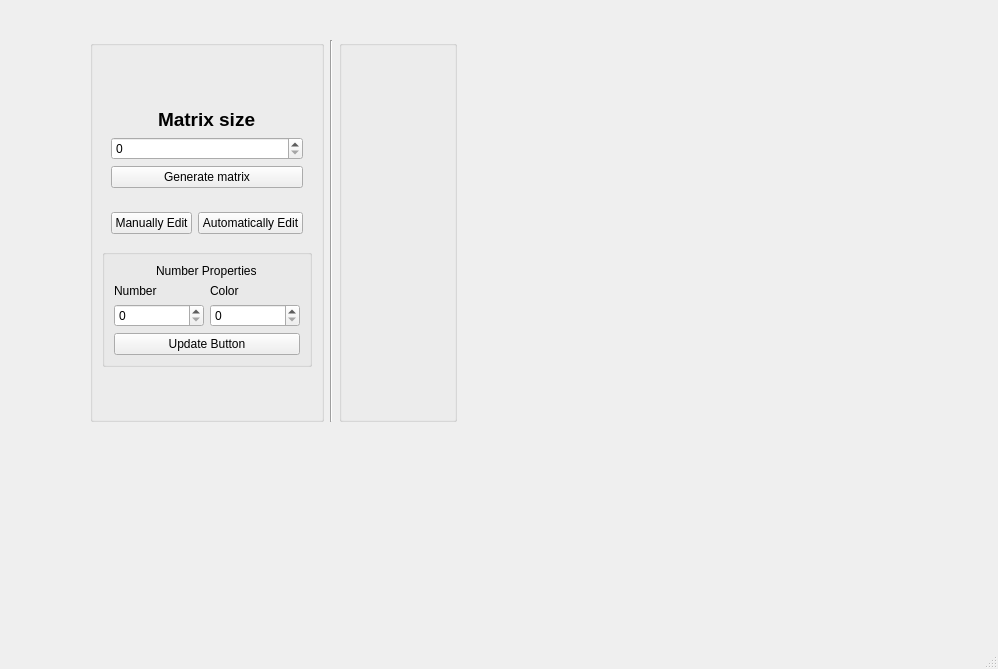
The window that numberLink.ui (dangkh/NumberLink_SAT) describes before a commit, drawn with Qt 5.
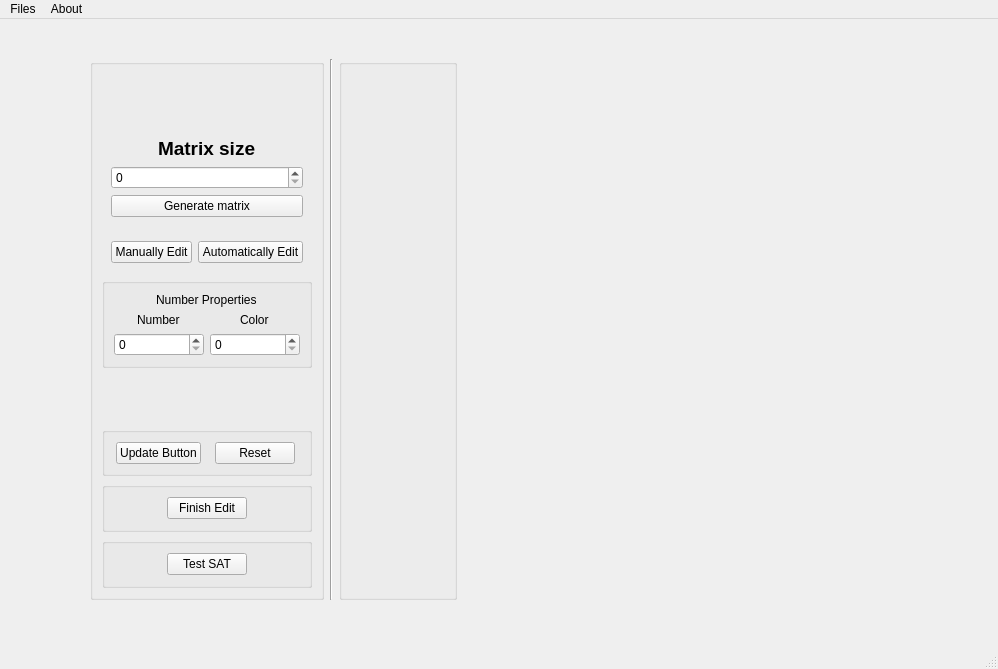
The same window after the commit.

What changed in the file:
```diff
--- a/numberLink.ui
+++ b/numberLink.ui
@@ -20,7 +20,7 @@
       <x>90</x>
       <y>40</y>
       <width>367</width>
-      <height>382</height>
+      <height>541</height>
      </rect>
     </property>
     <layout class="QHBoxLayout" name="horizontalLayout">
@@ -122,14 +122,14 @@
                <item row="1" column="0">
                 <widget class="QSpinBox" name="numberSpinBox"/>
                </item>
-               <item row="0" column="0">
+               <item row="0" column="0" alignment="Qt::AlignHCenter">
                 <widget class="QLabel" name="label_2">
                  <property name="text">
                   <string>Number</string>
                  </property>
                 </widget>
                </item>
-               <item row="0" column="1">
+               <item row="0" column="1" alignment="Qt::AlignHCenter">
                 <widget class="QLabel" name="label_3">
                  <property name="text">
                   <string>Color</string>
@@ -138,13 +138,6 @@
                </item>
               </layout>
              </item>
-             <item>
-              <widget class="QPushButton" name="updateBtn">
-               <property name="text">
-                <string>Update Button</string>
-               </property>
-              </widget>
-             </item>
             </layout>
            </item>
           </layout>
@@ -163,6 +156,82 @@
           </property>
          </spacer>
         </item>
+        <item>
+         <widget class="QGroupBox" name="updateGroup">
+          <layout class="QHBoxLayout" name="horizontalLayout_2">
+           <item alignment="Qt::AlignHCenter">
+            <widget class="QPushButton" name="updateBtn">
+             <property name="text">
+              <string>Update Button</string>
+             </property>
+            </widget>
+           </item>
+           <item alignment="Qt::AlignHCenter">
+            <widget class="QPushButton" name="resetBtn">
+             <property name="text">
+              <string>Reset</string>
+             </property>
+            </widget>
+           </item>
+          </layout>
+         </widget>
+        </item>
+        <item>
+         <widget class="QGroupBox" name="finishGroup">
+          <property name="minimumSize">
+           <size>
+            <width>0</width>
+            <height>50</height>
+           </size>
+          </property>
+          <property name="maximumSize">
+           <size>
+            <width>16777215</width>
+            <height>50</height>
+           </size>
+          </property>
+          <property name="title">
+           <string/>
+          </property>
+          <layout class="QVBoxLayout" name="verticalLayout_6">
+           <item alignment="Qt::AlignHCenter">
+            <widget class="QPushButton" name="finishEditBtn">
+             <property name="text">
+              <string>Finish Edit</string>
+             </property>
+            </widget>
+           </item>
+          </layout>
+         </widget>
+        </item>
+        <item>
+         <widget class="QGroupBox" name="testSatGroup">
+          <property name="minimumSize">
+           <size>
+            <width>0</width>
+            <height>50</height>
+           </size>
+          </property>
+          <property name="maximumSize">
+           <size>
+            <width>16777215</width>
+            <height>50</height>
+           </size>
+          </property>
+          <property name="title">
+           <string/>
+          </property>
+          <layout class="QVBoxLayout" name="verticalLayout_5">
+           <item alignment="Qt::AlignHCenter">
+            <widget class="QPushButton" name="SatBtn">
+             <property name="text">
+              <string>Test SAT</string>
+             </property>
+            </widget>
+           </item>
+          </layout>
+         </widget>
+        </item>
        </layout>
       </widget>
      </item>
@@ -197,6 +266,21 @@
      <height>22</height>
     </rect>
    </property>
+   <widget class="QMenu" name="menuReset">
+    <property name="title">
+     <string>Files</string>
+    </property>
+    <addaction name="actionImport_File"/>
+    <addaction name="actionQuit"/>
+    <addaction name="actionNew_Game"/>
+   </widget>
+   <widget class="QMenu" name="menuAbout">
+    <property name="title">
+     <string>About</string>
+    </property>
+   </widget>
+   <addaction name="menuReset"/>
+   <addaction name="menuAbout"/>
   </widget>
   <widget class="QStatusBar" name="statusbar"/>
  </widget>
```
Left out of the diff: 15 changed lines with no effect on the pictures.
